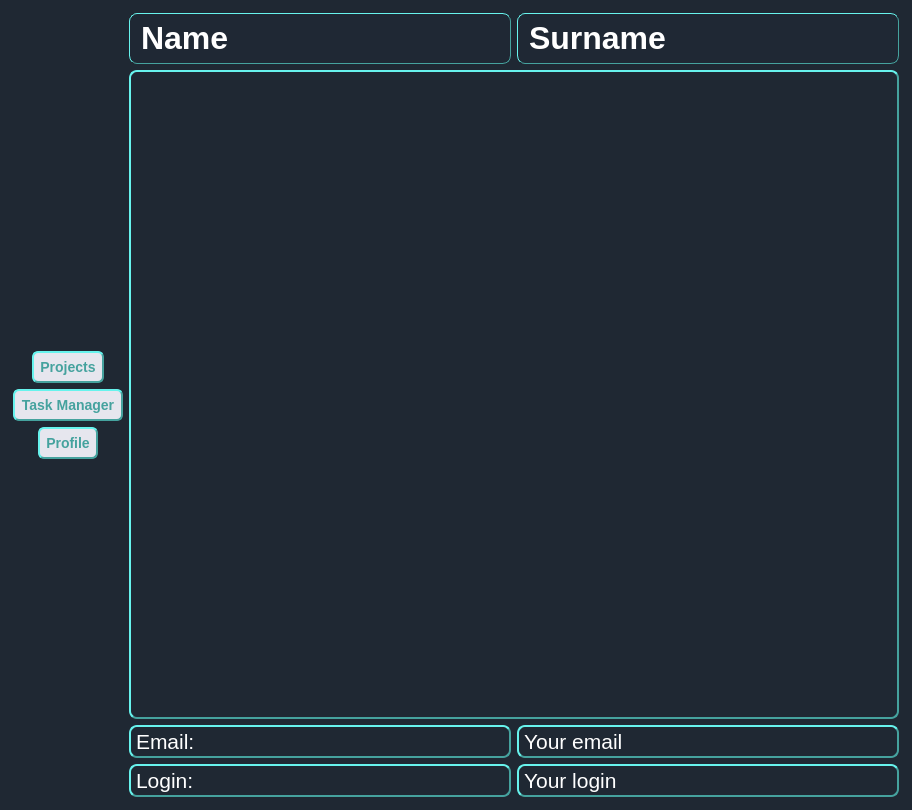
kiozet/TaskManagerWithAI, file ui/MainWindowProfile.ui: the form before one commit.
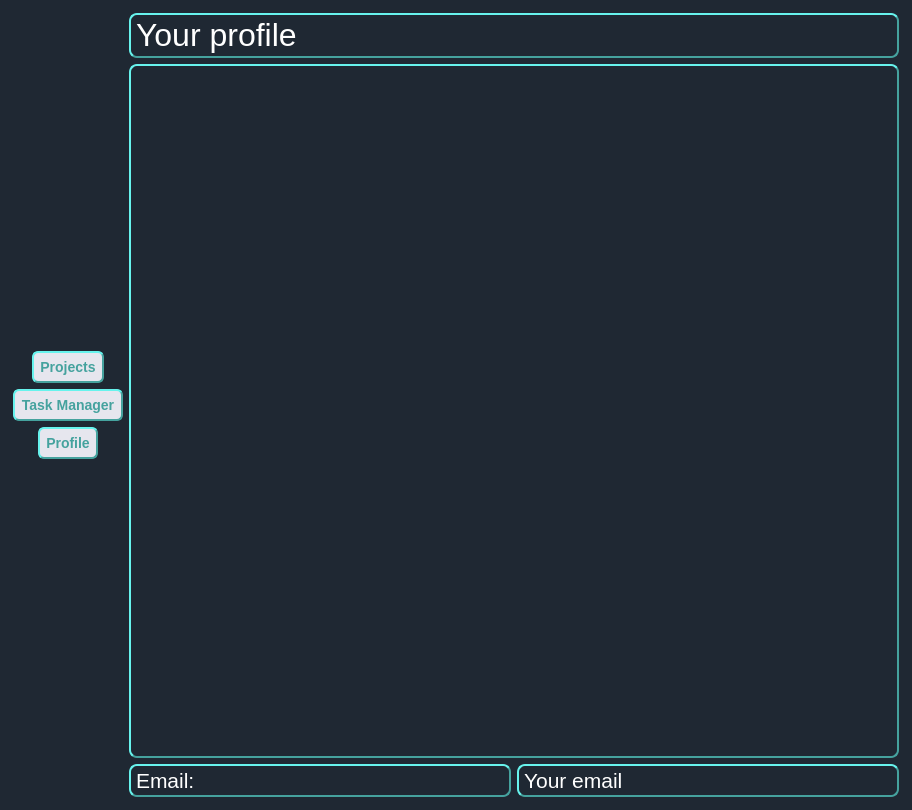
The form after the commit.

Commit message: Remove trash from MainWindowProfile

What changed in the file:
```diff
--- a/ui/MainWindowProfile.ui
+++ b/ui/MainWindowProfile.ui
@@ -211,60 +211,24 @@
    <item>
     <layout class="QVBoxLayout" name="verticalLayout_3">
      <item>
-      <layout class="QHBoxLayout" name="horizontalLayout">
-       <item>
-        <widget class="QLabel" name="name_label_profile">
-         <property name="sizePolicy">
-          <sizepolicy hsizetype="Expanding" vsizetype="Fixed">
-           <horstretch>0</horstretch>
-           <verstretch>0</verstretch>
-          </sizepolicy>
-         </property>
-         <property name="styleSheet">
-          <string notr="true">QLabel {
-    background-color: #1F2834;
+      <layout class="QHBoxLayout" name="horizontalLayout"/>
+     </item>
+     <item>
+      <widget class="QLabel" name="label_2">
+       <property name="styleSheet">
+        <string notr="true">QLabel{
+    padding: 2px;
+    background-color: #1F2833;
     border-style: outset;
-    border-width: 1px;
+    border-width: 2px;
     border-radius: 8px;
     border-color: #45A29E;
-    font: bold 18px;
-    min-width: 6em;
-    padding: 6px;
-    color: white;
 }</string>
-         </property>
-         <property name="text">
-          <string>&lt;html&gt;&lt;head/&gt;&lt;body&gt;&lt;p&gt;&lt;span style=&quot; font-size:24pt; color:#ffffff;&quot;&gt;Name&lt;/span&gt;&lt;/p&gt;&lt;/body&gt;&lt;/html&gt;</string>
-         </property>
-        </widget>
-       </item>
-       <item>
-        <widget class="QLabel" name="surname_label_profile">
-         <property name="sizePolicy">
-          <sizepolicy hsizetype="Expanding" vsizetype="Fixed">
-           <horstretch>0</horstretch>
-           <verstretch>0</verstretch>
-          </sizepolicy>
-         </property>
-         <property name="styleSheet">
-          <string notr="true">QLabel {
-    background-color: #1F2834;
-    border-style: outset;
-    border-width: 1px;
-    border-radius: 8px;
-    border-color: #45A29E;
-    font: bold 18px;
-    min-width: 6em;
-    padding: 6px;
-  color: white;
-}</string>
-         </property>
-         <property name="text">
-          <string>&lt;html&gt;&lt;head/&gt;&lt;body&gt;&lt;p&gt;&lt;span style=&quot; font-size:24pt; color:#ffffff;&quot;&gt;Surname&lt;/span&gt;&lt;/p&gt;&lt;/body&gt;&lt;/html&gt;</string>
-         </property>
-        </widget>
-       </item>
-      </layout>
+       </property>
+       <property name="text">
+        <string>&lt;html&gt;&lt;head/&gt;&lt;body&gt;&lt;p&gt;&lt;span style=&quot; font-size:24pt; color:#ffffff;&quot;&gt;Your profile&lt;/span&gt;&lt;/p&gt;&lt;/body&gt;&lt;/html&gt;</string>
+       </property>
+      </widget>
      </item>
      <item>
       <widget class="QLabel" name="label">
@@ -319,33 +283,6 @@
            </property>
           </widget>
          </item>
-         <item>
-          <widget class="QLabel" name="telegram_label_profile">
-           <property name="sizePolicy">
-            <sizepolicy hsizetype="Expanding" vsizetype="Fixed">
-             <horstretch>0</horstretch>
-             <verstretch>0</verstretch>
-            </sizepolicy>
-           </property>
-           <property name="styleSheet">
-            <string notr="true">QLabel{
-    padding: 2px;
-    background-color: #1F2833;
-    border-style: outset;
-    border-width: 2px;
-    border-radius: 8px;
-    border-color: #45A29E;
-}</string>
-           </property>
-           <property name="text">
-            <string>&lt;!DOCTYPE HTML PUBLIC &quot;-//W3C//DTD HTML 4.0//EN&quot; &quot;http://www.w3.org/TR/REC-html40/strict.dtd&quot;&gt;
-&lt;html&gt;&lt;head&gt;&lt;meta name=&quot;qrichtext&quot; content=&quot;1&quot; /&gt;&lt;style type=&quot;text/css&quot;&gt;
-p, li { white-space: pre-wrap; }
-&lt;/style&gt;&lt;/head&gt;&lt;body style=&quot; font-family:'MS Shell Dlg 2'; font-size:8pt; font-weight:400; font-style:normal;&quot;&gt;
-&lt;p style=&quot; margin-top:0px; margin-bottom:0px; margin-left:0px; margin-right:0px; -qt-block-indent:0; text-indent:0px;&quot;&gt;&lt;span style=&quot; font-size:16pt; color:#ffffff;&quot;&gt;Login:&lt;/span&gt;&lt;/p&gt;&lt;/body&gt;&lt;/html&gt;</string>
-           </property>
-          </widget>
-         </item>
         </layout>
        </item>
        <item>
@@ -373,29 +310,6 @@
            </property>
           </widget>
          </item>
-         <item>
-          <widget class="QLabel" name="telegram_your_profile">
-           <property name="sizePolicy">
-            <sizepolicy hsizetype="Expanding" vsizetype="Fixed">
-             <horstretch>0</horstretch>
-             <verstretch>0</verstretch>
-            </sizepolicy>
-           </property>
-           <property name="styleSheet">
-            <string notr="true">QLabel{
-    padding: 2px;
-    background-color: #1F2833;
-    border-style: outset;
-    border-width: 2px;
-    border-radius: 8px;
-    border-color: #45A29E;
-}</string>
-           </property>
-           <property name="text">
-            <string>&lt;html&gt;&lt;head/&gt;&lt;body&gt;&lt;p&gt;&lt;span style=&quot; font-size:16pt; color:#ffffff;&quot;&gt;Your login&lt;/span&gt;&lt;/p&gt;&lt;/body&gt;&lt;/html&gt;</string>
-           </property>
-          </widget>
-         </item>
         </layout>
        </item>
       </layout>
```
